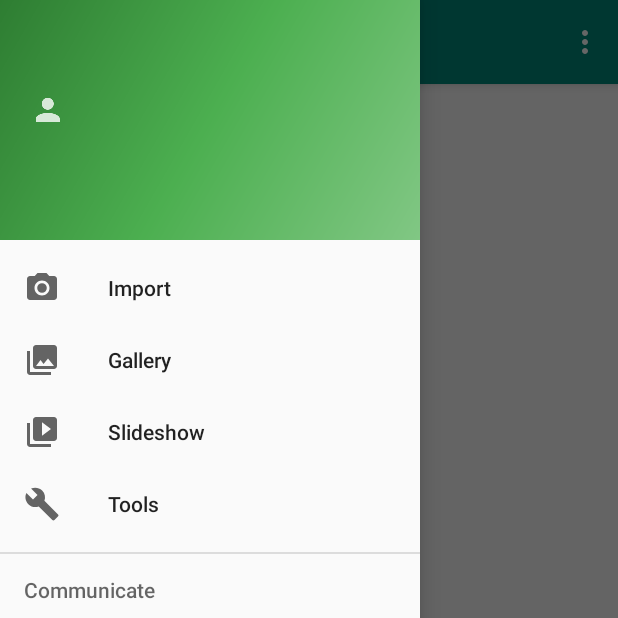
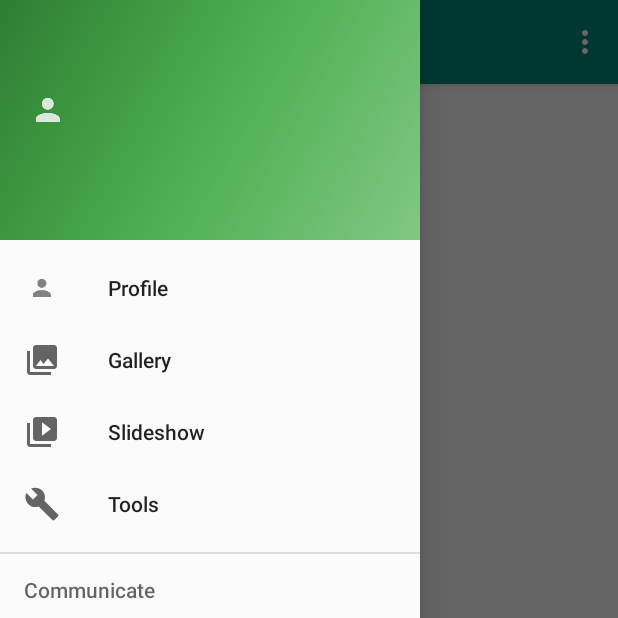
Before and after one commit to zypher606/Xinger, an Android app: the DashboardActivity screen opened directly, with no data from a screen before it, with the side drawer open, on a phone screen of 412 x 824 dp, the top half of it. Run offline under Robolectric (Android 15) with nearby library versions, the phone set to English and light mode, and no system bars; libraries missing offline, so code that uses them is left out: retrofit2.adapter.rxjava, rx.android.schedulers, rx.schedulers, rx.subscriptions; 2 statements that could not run were skipped.

Commit message:
updated dashboard

```diff
--- a/Xinger/app/build.gradle
+++ b/Xinger/app/build.gradle
@@ -5,7 +5,7 @@ android {
     buildToolsVersion "24.0.2"
     defaultConfig {
         applicationId "com.learn2crack"
-        minSdkVersion 19
+        minSdkVersion 15
         targetSdkVersion 24
         versionCode 1
         versionName "1.0"
@@ -34,14 +34,15 @@ dependencies {
     androidTestCompile('com.android.support.test.espresso:espresso-core:2.2.2', {
         exclude group: 'com.android.support', module: 'support-annotations'
     })
+
     compile 'com.android.support:appcompat-v7:24.2.1'
     compile 'com.android.support:design:24.2.1'
     compile 'com.android.support:cardview-v7:24.2.1'
-
     compile 'com.squareup.retrofit2:retrofit:2.1.0'
     compile 'com.squareup.retrofit2:converter-gson:2.1.0'
     compile 'com.squareup.retrofit2:adapter-rxjava:2.1.0'
     compile 'io.reactivex:rxjava:1.2.0'
     compile 'io.reactivex:rxandroid:1.2.1'
+    compile 'com.android.support:support-v4:24.2.1'
     testCompile 'junit:junit:4.12'
 }
--- a/Xinger/app/src/main/AndroidManifest.xml
+++ b/Xinger/app/src/main/AndroidManifest.xml
@@ -19,6 +19,9 @@
 
                 <category android:name="android.intent.category.LAUNCHER" />
 
+            </intent-filter>
+
+            <intent-filter>
                 <action android:name="android.intent.action.VIEW" />
 
                 <category android:name="android.intent.category.DEFAULT" />
--- a/Xinger/app/src/main/java/com/learn2crack/DashboardActivity.java
+++ b/Xinger/app/src/main/java/com/learn2crack/DashboardActivity.java
@@ -4,6 +4,8 @@ import android.content.Intent;
 import android.os.Bundle;
 import android.support.design.widget.FloatingActionButton;
 import android.support.design.widget.Snackbar;
+import android.support.v4.app.FragmentManager;
+import android.support.v4.app.FragmentTransaction;
 import android.util.Log;
 import android.view.View;
 import android.support.design.widget.NavigationView;
@@ -67,6 +69,9 @@ public class DashboardActivity extends AppCompatActivity
     private CompositeSubscription mSubscriptions;
 
 
+
+    FragmentManager mFragmentManager;
+    FragmentTransaction mFragmentTransaction;
 
 
 
@@ -243,8 +248,10 @@ public class DashboardActivity extends AppCompatActivity
         // Handle navigation view item clicks here.
         int id = item.getItemId();
 
-        if (id == R.id.nav_camera) {
-            // Handle the camera action
+        if (id == R.id.nav_profile) {
+            mFragmentManager = getSupportFragmentManager();
+            mFragmentTransaction = mFragmentManager.beginTransaction();
+            mFragmentTransaction.replace(R.id.tabLoad, new ProfileFragment()).commit();
         } else if (id == R.id.nav_gallery) {
 
         } else if (id == R.id.nav_slideshow) {
--- a/Xinger/app/src/main/res/menu/activity_dashboard_drawer.xml
+++ b/Xinger/app/src/main/res/menu/activity_dashboard_drawer.xml
@@ -3,9 +3,9 @@
 
     <group android:checkableBehavior="single">
         <item
-            android:id="@+id/nav_camera"
-            android:icon="@drawable/ic_menu_camera"
-            android:title="Import" />
+            android:id="@+id/nav_profile"
+            android:icon="@drawable/ic_person"
+            android:title="Profile" />
         <item
             android:id="@+id/nav_gallery"
             android:icon="@drawable/ic_menu_gallery"
--- a/Xinger/app/src/main/res/values/strings.xml
+++ b/Xinger/app/src/main/res/values/strings.xml
@@ -6,5 +6,7 @@
     <string name="navigation_drawer_open">Open navigation drawer</string>
     <string name="navigation_drawer_close">Close navigation drawer</string>
 
-    <string name="action_settings">Settings</string>
+    <!--<string name="action_settings">Settings</string>-->
+    <string name="action_settings">About</string>
+
 </resources>
```
Also changed, not shown: Xinger/app/src/main/java/com/learn2crack/ProfileFragment.java (added, +30 -0 lines), Xinger/app/src/main/res/layout/content_dashboard.xml (+7 -0 lines), Xinger/app/src/main/res/layout/fragment_profile.xml (added, +20 -0 lines).
